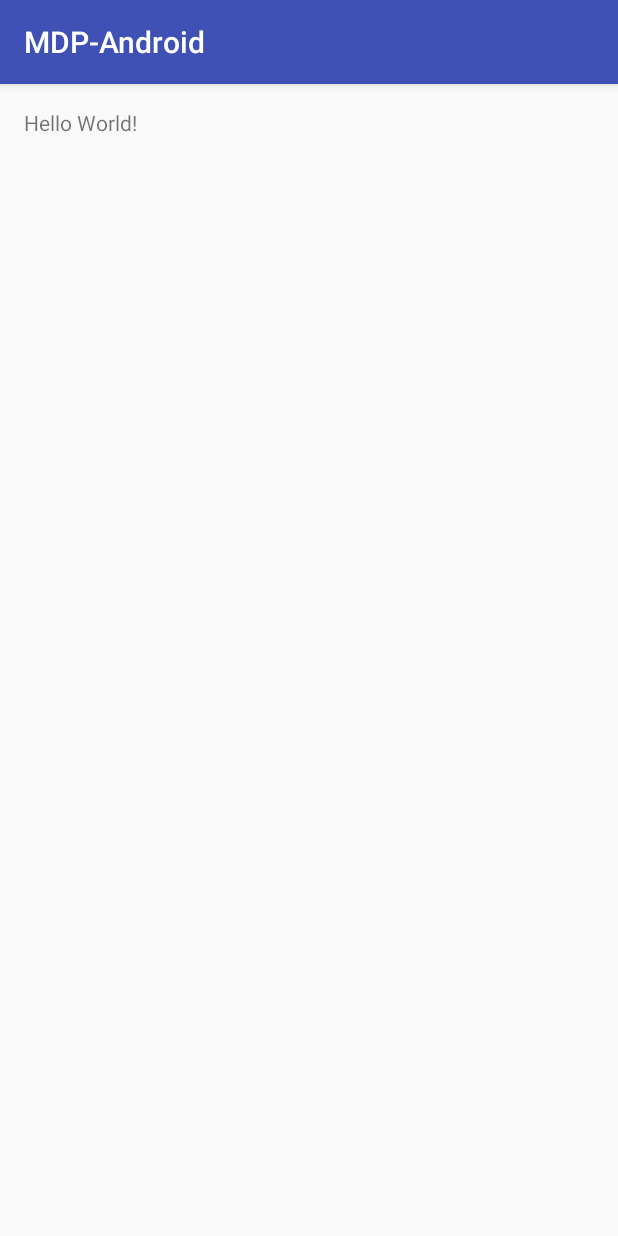
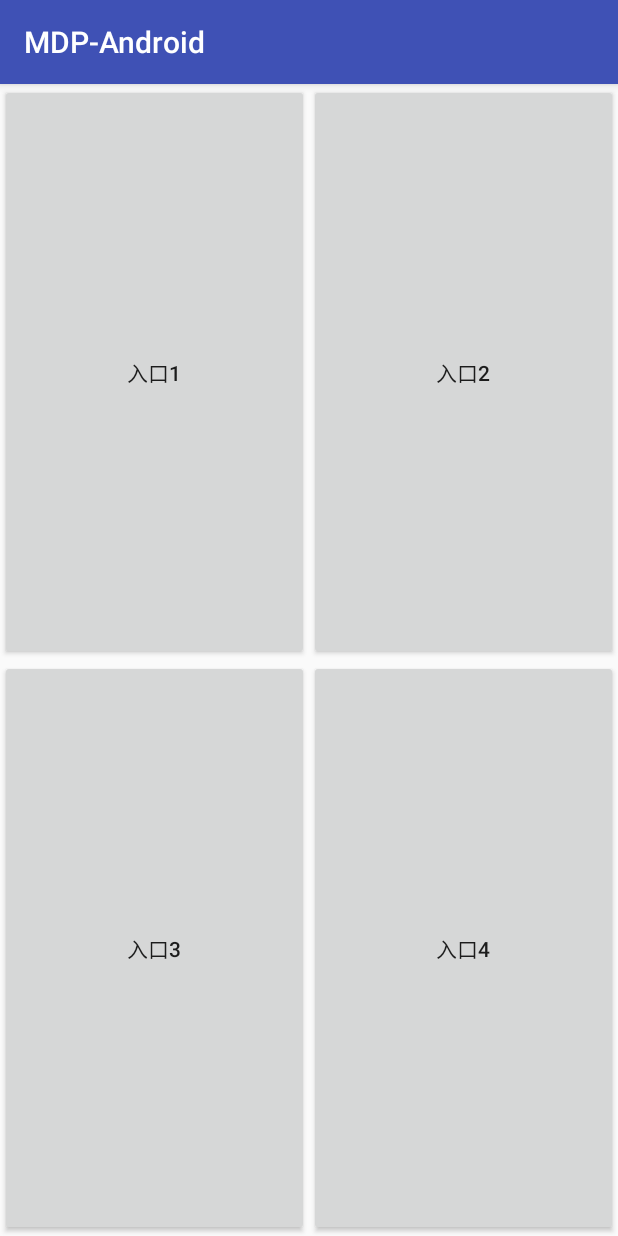
Before and after one commit to DelkTsai/MDP-Android, an Android app: the screen it shows after launch (MainActivity), on a phone screen of 412 x 824 dp. Run offline under Robolectric (Android 15) with nearby library versions, the phone set to English and light mode, and no system bars; libraries missing offline, so code that uses them is left out: net.lingala.zip4j.

Commit message:
使用zip4j进行文件的解压

```diff
--- a/app/build.gradle
+++ b/app/build.gradle
@@ -23,4 +23,5 @@ dependencies {
     compile fileTree(dir: 'libs', include: ['*.jar'])
     testCompile 'junit:junit:4.12'
     compile 'com.android.support:appcompat-v7:24.0.0'
+    compile 'net.lingala.zip4j:zip4j:1.3.2'
 }
--- a/app/src/main/res/layout/activity_main.xml
+++ b/app/src/main/res/layout/activity_main.xml
@@ -1,16 +1,50 @@
 <?xml version="1.0" encoding="utf-8"?>
-<RelativeLayout xmlns:android="http://schemas.android.com/apk/res/android"
+<LinearLayout xmlns:android="http://schemas.android.com/apk/res/android"
     xmlns:tools="http://schemas.android.com/tools"
     android:layout_width="match_parent"
     android:layout_height="match_parent"
-    android:paddingBottom="@dimen/activity_vertical_margin"
-    android:paddingLeft="@dimen/activity_horizontal_margin"
-    android:paddingRight="@dimen/activity_horizontal_margin"
-    android:paddingTop="@dimen/activity_vertical_margin"
+    android:orientation="vertical"
     tools:context="com.example.youngwind.mdp_android.MainActivity">
 
-    <TextView
-        android:layout_width="wrap_content"
-        android:layout_height="wrap_content"
-        android:text="Hello World!" />
-</RelativeLayout>
+    <LinearLayout
+        android:layout_width="match_parent"
+        android:layout_height="match_parent"
+        android:layout_weight="1">
+
+        <Button
+            android:layout_width="match_parent"
+            android:layout_height="match_parent"
+            android:layout_weight="1"
+            android:text="入口1" />
+
+        <Button
+            android:layout_width="match_parent"
+            android:layout_height="match_parent"
+            android:layout_weight="1"
+            android:text="入口2" />
+
+
+    </LinearLayout>
+
+    <LinearLayout
+        android:layout_width="match_parent"
+        android:layout_height="match_parent"
+        android:layout_weight="1">
+
+        <Button
+            android:layout_width="match_parent"
+            android:layout_height="match_parent"
+            android:layout_weight="1"
+            android:text="入口3" />
+
+        <Button
+            android:layout_width="match_parent"
+            android:layout_height="match_parent"
+            android:layout_weight="1"
+            android:text="入口4" />
+
+
+    </LinearLayout>
+
+
+</LinearLayout>
```
Also changed, not shown: app/src/main/java/com/example/youngwind/mdp_android/MainActivity.java (+73 -0 lines), 1 other file.
